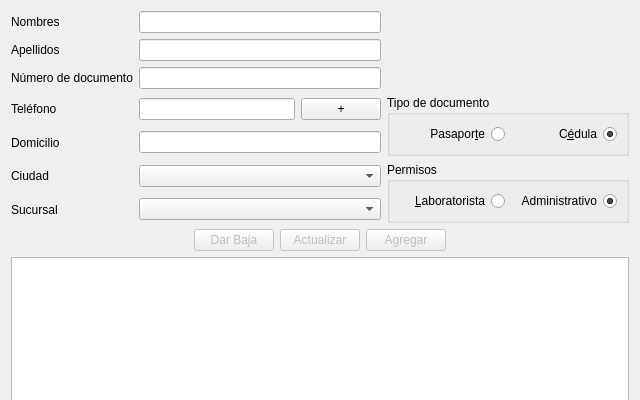
gabofer82/taller_programacion_2017, file Diseño Interfaz Gráfica/abm_personal.ui: the form before one commit; both pictures show x 0 to 640 and y 0 to 400 of the 640 by 624 pixel window.
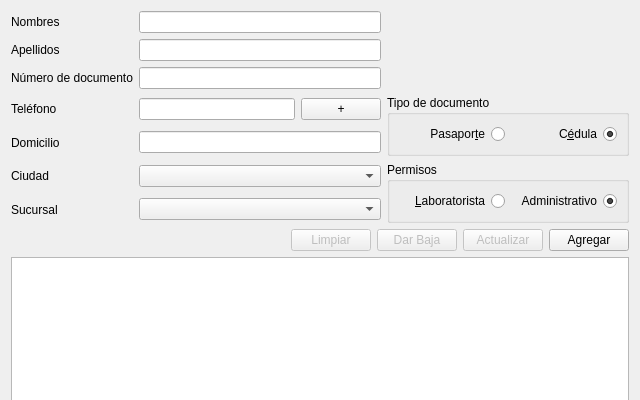
The form after the commit.

Patch:
```diff
--- a/Diseño Interfaz Gráfica/abm_personal.ui
+++ b/Diseño Interfaz Gráfica/abm_personal.ui
@@ -209,6 +209,16 @@
        </property>
       </spacer>
      </item>
+     <item>
+      <widget class="QPushButton" name="btn_limpiar">
+       <property name="enabled">
+        <bool>false</bool>
+       </property>
+       <property name="text">
+        <string>Limpiar</string>
+       </property>
+      </widget>
+     </item>
      <item>
       <widget class="QPushButton" name="btn_baja">
        <property name="enabled">
@@ -232,26 +242,13 @@
      <item>
       <widget class="QPushButton" name="btn_agregar">
        <property name="enabled">
-        <bool>false</bool>
+        <bool>true</bool>
        </property>
        <property name="text">
         <string>Agregar</string>
        </property>
       </widget>
      </item>
-     <item>
-      <spacer name="hspc_derecha_botones">
-       <property name="orientation">
-        <enum>Qt::Horizontal</enum>
-       </property>
-       <property name="sizeHint" stdset="0">
-        <size>
-         <width>40</width>
-         <height>20</height>
-        </size>
-       </property>
-      </spacer>
-     </item>
     </layout>
    </item>
    <item>
```
